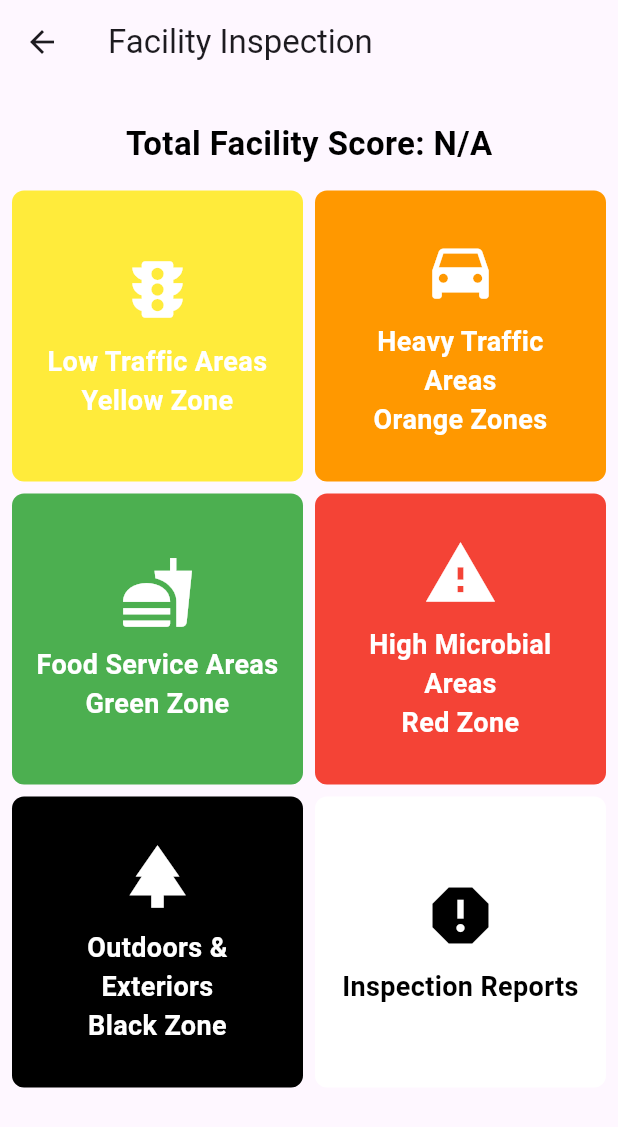
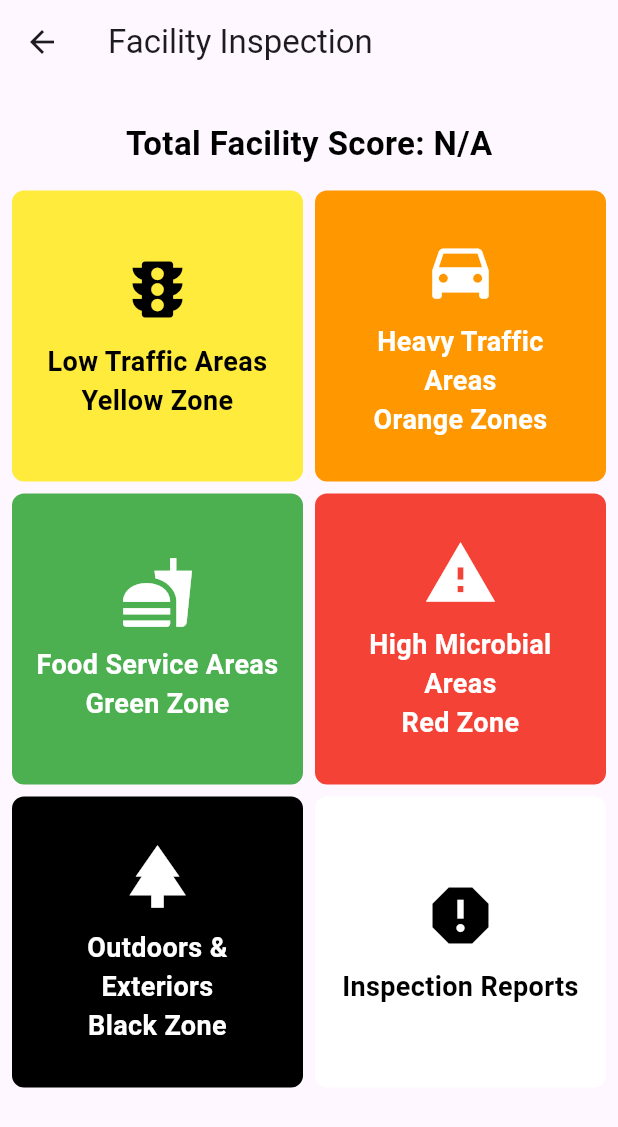
Before and after one commit to bbnoni/SpakleanAppProdFlutter, a Flutter app: the FacilityInspectionScreen screen opened directly with empty values, on a phone screen of 412 x 824 dp. Shown: the top 1127 px of the screen. Run offline on Flutter 3.47's test engine with Material 3 defaults, Android fonts, the phone set to English and light mode, and no system bars; our stand-ins replace flutter_secure_storage, table_calendar; accounts and stored records are empty; network calls fail.

Commit message:
Attendance Test Completed and adjusted color for low traffic areas

```diff
--- a/lib/screens/facility_inspection_screen.dart
+++ b/lib/screens/facility_inspection_screen.dart
@@ -103,6 +103,7 @@ class _FacilityInspectionScreenState extends State<FacilityInspectionScreen> {
                     Colors.yellow,
                     Icons.traffic,
                     'Low Traffic Areas (Yellow Zone)',
+                    textColor: Colors.black,
                   ),
                   _buildInspectionTile(
                     context,
```
